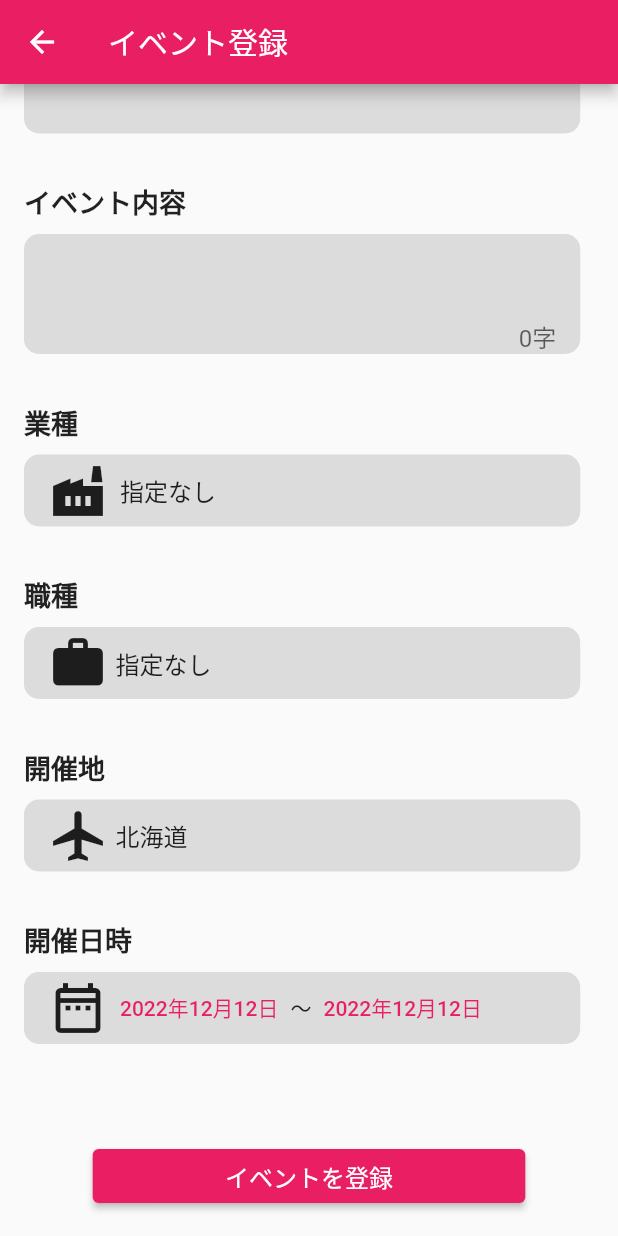
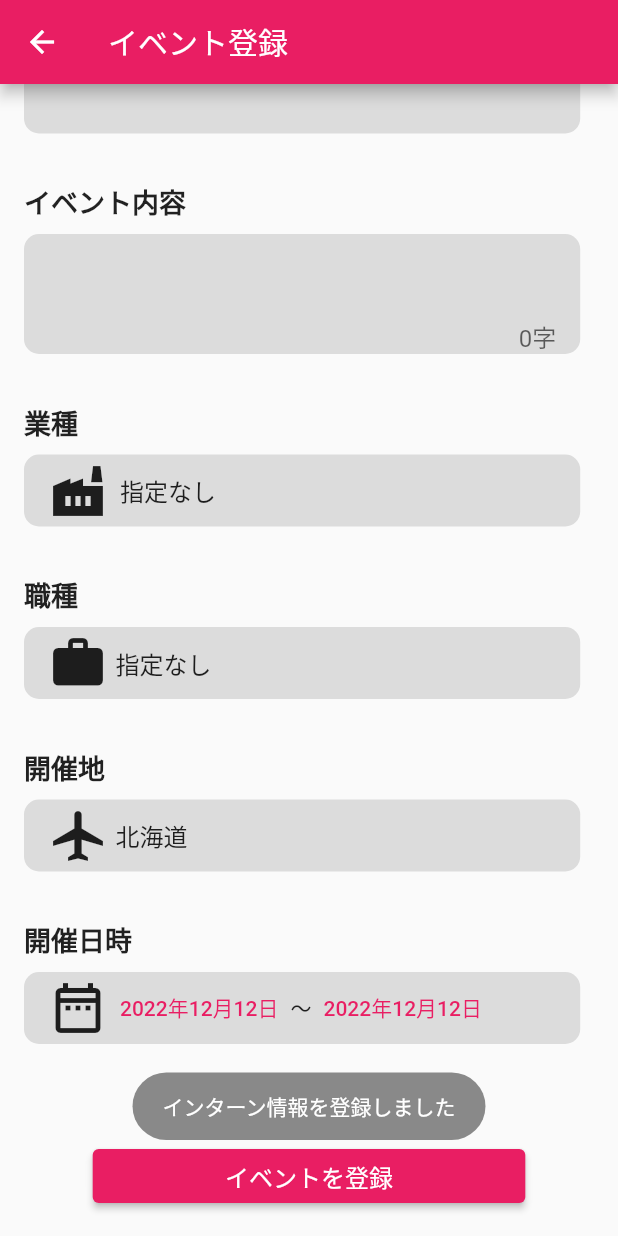
Before and after one commit to hachimitsuboy/intern_trip, a Flutter app: the CompanyScreen screen opened directly, scrolled down 235 dp, after a tap on "イベントを登録", on a phone screen of 412 x 824 dp. Run offline on Flutter 3.47's test engine with Material 2 defaults, Android fonts, the light colour scheme and no system bars; our stand-ins replace cloud_firestore, firebase_auth, firebase_core, flutter_riverpod, fluttertoast, lottie and 1 more; accounts and stored records are empty.

Commit message:
インターン登録ボタンを押したときに実行するメソットを登録

```diff
--- a/lib/view/company_screen/company_screen.dart
+++ b/lib/view/company_screen/company_screen.dart
@@ -1,5 +1,6 @@
 import 'package:flutter/material.dart';
 import 'package:flutter_riverpod/flutter_riverpod.dart';
+import 'package:intern_trip/auth/functions/register_intern.dart';
 import 'package:intern_trip/view/common_widgets/common_button.dart';
 import 'package:intern_trip/view/company_screen/children/company_industry_drop_down_button.dart';
 import 'package:intern_trip/view/company_screen/children/company_occupation_drop_down_button.dart';
@@ -104,7 +105,15 @@ class CompanyScreen extends ConsumerWidget {
               const SizedBox(height: 8),
               const SchedulePicker(),
               const SizedBox(height: 64),
-              CommonButton(title: 'イベントを登録', onPush: () {}),
+              CommonButton(
+                title: 'イベントを登録',
+                onPush: () => registerIntern(
+                  ref,
+                  companyController,
+                  eventNameController,
+                  eventContentController,
+                ),
+              ),
             ],
           ),
         ),
```
